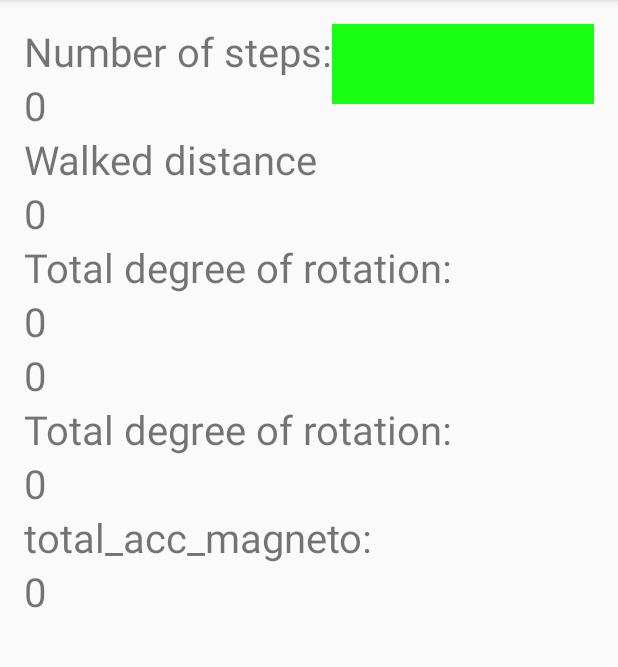
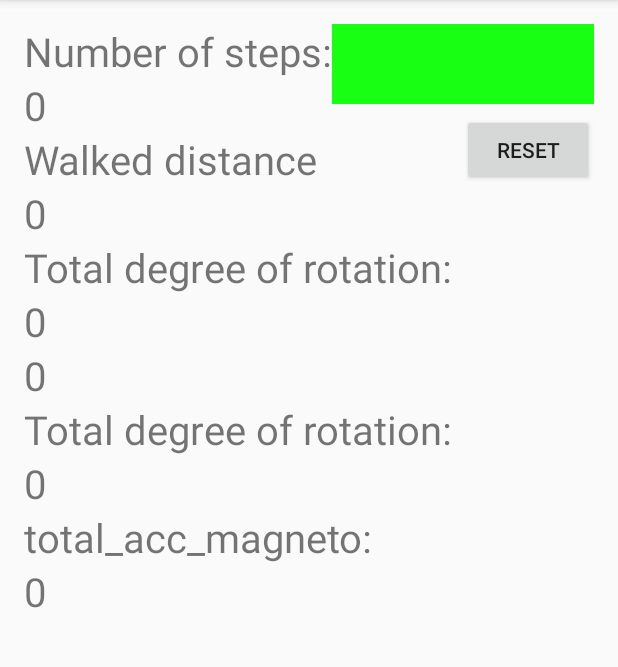
Before and after one commit to gulizseray/TrackUser, an Android app: the screen it shows after launch (MainActivity), on a phone screen of 412 x 824 dp, the part 84-751 px from its top. Run offline under Robolectric (Android 15) with nearby library versions, the phone set to English and light mode, and no system bars.

```diff
--- a/app/src/main/res/layout/activity_main.xml
+++ b/app/src/main/res/layout/activity_main.xml
@@ -65,4 +65,14 @@
         android:layout_toRightOf="@+id/steps"
         android:layout_toEndOf="@+id/steps"
         android:background="#ff19ff14" />
+
+    <Button
+        android:layout_width="wrap_content"
+        android:layout_height="wrap_content"
+        android:text="Reset"
+        android:id="@+id/resetButton"
+        android:layout_alignBottom="@+id/distanceText"
+        android:layout_alignParentRight="true"
+        android:layout_alignParentEnd="true"
+        android:onClick="resetDegrees"/>
 </RelativeLayout>
```
Also changed, not shown: app/src/main/java/trackuser/hw2/cs498/illinois/edu/trackuser/MainActivity.java (+20 -9 lines), 1 other file.
